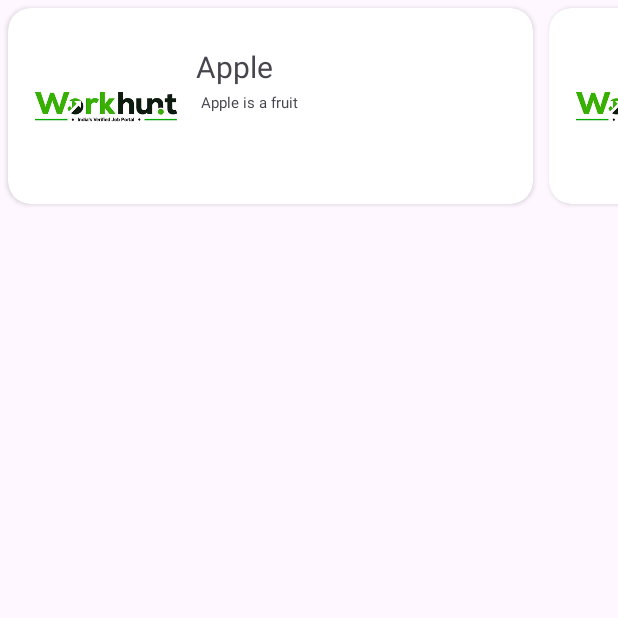
After one commit to deepakcse31/JulyAndroid, an Android app: the RecyclerViewActivity screen opened directly, with no data from a screen before it, on a phone screen of 412 x 824 dp, the top half of it. The commit adds this screen. Run offline under Robolectric (Android 15) with nearby library versions, the phone set to English and light mode, and no system bars.

Commit message:
listview,recyclerview

```diff
--- a/app/src/main/AndroidManifest.xml
+++ b/app/src/main/AndroidManifest.xml
@@ -13,6 +13,12 @@
         android:roundIcon="@mipmap/app_icon_round"
         android:supportsRtl="true"
         android:theme="@style/Theme.JulyAndroid">
+        <activity
+            android:name=".RecyclerViewActivity"
+            android:exported="false" />
+        <activity
+            android:name=".ListViewActivity"
+            android:exported="false" />
         <activity
             android:name=".BottomSheetActivity"
             android:exported="false" />
--- /dev/null
+++ b/app/src/main/java/com/example/julyandroid/MyListData.java
@@ -0,0 +1,37 @@
+package com.example.julyandroid;
+
+public class MyListData {
+    private String name;
+    private String desc;
+    private int img;
+
+    public MyListData(String name, String desc, int img) {
+        this.name = name;
+        this.desc = desc;
+        this.img = img;
+    }
+
+    public String getName() {
+        return name;
+    }
+
+    public String getDesc() {
+        return desc;
+    }
+
+    public int getImg() {
+        return img;
+    }
+
+    public void setName(String name) {
+        this.name = name;
+    }
+
+    public void setDesc(String desc) {
+        this.desc = desc;
+    }
+
+    public void setImg(int img) {
+        this.img = img;
+    }
+}
--- /dev/null
+++ b/app/src/main/java/com/example/julyandroid/RecyclerViewActivity.java
@@ -0,0 +1,51 @@
+package com.example.julyandroid;
+
+import android.annotation.SuppressLint;
+import android.os.Bundle;
+
+import androidx.activity.EdgeToEdge;
+import androidx.appcompat.app.AppCompatActivity;
+import androidx.core.graphics.Insets;
+import androidx.core.view.ViewCompat;
+import androidx.core.view.WindowInsetsCompat;
+import androidx.recyclerview.widget.LinearLayoutManager;
+import androidx.recyclerview.widget.RecyclerView;
+
+import java.util.ArrayList;
+import java.util.List;
+
+public class RecyclerViewActivity extends AppCompatActivity {
+
+    RecyclerView rvlist;
+    List<MyListData> listdata=new ArrayList<>();
+    @SuppressLint("MissingInflatedId")
+    @Override
+    protected void onCreate(Bundle savedInstanceState) {
+        super.onCreate(savedInstanceState);
+        EdgeToEdge.enable(this);
+        setContentView(R.layout.activity_recycler_view);
+        rvlist=findViewById(R.id.rvlist1);
+        listdata.add(new MyListData("Apple","Apple is a fruit",R.drawable.workhunt_new));
+        listdata.add(new MyListData("Mango","Mango is a fruit",R.drawable.workhunt_new));
+        listdata.add(new MyListData("Banana","Banana is a fruit",R.drawable.workhunt_new));
+        listdata.add(new MyListData("Grapes","Grapes is a fruit",R.drawable.workhunt_new));
+        listdata.add(new MyListData("Orange","Orange is a fruit",R.drawable.workhunt_new));
+        listdata.add(new MyListData("Pineapple","Pineapple is a fruit",R.drawable.workhunt_new));
+        listdata.add(new MyListData("Watermelon","Watermelon is a fruit",R.drawable.workhunt_new));
+        listdata.add(new MyListData("Strawberry","Strawberry is a fruit",R.drawable.workhunt_new));
+        listdata.add(new MyListData("Kiwi","Kiwi is a fruit",R.drawable.workhunt_new));
+        listdata.add(new MyListData("Pear","Pear is a fruit",R.drawable.workhunt_new));
+        RecyclerViewAdapter adapter=new RecyclerViewAdapter(listdata,this);
+        rvlist.setHasFixedSize(true);
+        //horizontal
+        rvlist.setLayoutManager(new LinearLayoutManager(this,LinearLayoutManager.HORIZONTAL,false));
+        rvlist.setAdapter(adapter);
+
+
+        ViewCompat.setOnApplyWindowInsetsListener(findViewById(R.id.main), (v, insets) -> {
+            Insets systemBars = insets.getInsets(WindowInsetsCompat.Type.systemBars());
+            v.setPadding(systemBars.left, systemBars.top, systemBars.right, systemBars.bottom);
+            return insets;
+        });
+    }
+}
--- /dev/null
+++ b/app/src/main/java/com/example/julyandroid/RecyclerViewAdapter.java
@@ -0,0 +1,57 @@
+package com.example.julyandroid;
+
+import android.content.Context;
+import android.view.LayoutInflater;
+import android.view.View;
+import android.view.ViewGroup;
+import android.widget.ImageView;
+import android.widget.TextView;
+
+import androidx.annotation.NonNull;
+import androidx.recyclerview.widget.RecyclerView;
+
+import java.util.List;
+
+public class RecyclerViewAdapter extends RecyclerView.Adapter<RecyclerViewAdapter.ViewHolder> {
+
+    private List<MyListData> listdata;
+    private Context context;
+
+    public RecyclerViewAdapter(List<MyListData> listdata, Context context) {
+        this.listdata = listdata;
+        this.context = context;
+    }
+
+    @NonNull
+    @Override
+    public ViewHolder onCreateViewHolder(@NonNull ViewGroup parent, int viewType) {
+        LayoutInflater layoutInflater = LayoutInflater.from(parent.getContext());
+        View listItem= layoutInflater.inflate(R.layout.rv_list_item, parent, false);
+        ViewHolder viewHolder = new ViewHolder(listItem);
+        return viewHolder;
+    }
+
+    @Override
+    public void onBindViewHolder(@NonNull ViewHolder holder, int position) {
+        holder.tvname.setText(listdata.get(position).getName());
+        holder.desc.setText(listdata.get(position).getDesc());
+       // holder.imageView.setImageResource(listdata.get(position).getImg());
+    }
+
+    @Override
+    public int getItemCount() {
+        return listdata.size();
+    }
+
+    public static class ViewHolder extends RecyclerView.ViewHolder {
+        public ImageView imageView;
+        public TextView tvname;
+        public TextView desc;
+        public ViewHolder(@NonNull View itemView) {
+            super(itemView);
+            imageView = (ImageView) itemView.findViewById(R.id.ivimg);
+            tvname = (TextView) itemView.findViewById(R.id.tvname);
+            desc = (TextView) itemView.findViewById(R.id.desc);
+        }
+    }
+}
--- a/app/src/main/java/com/example/julyandroid/SplashActivity.java
+++ b/app/src/main/java/com/example/julyandroid/SplashActivity.java
@@ -27,7 +27,7 @@ public class SplashActivity extends AppCompatActivity {
                 String loginstatus=sharedPreferences.getString("loginstatus","false");
                 if (loginstatus.equals("true"))
                 {
-                    Intent intent=new Intent(getApplicationContext(),BottomSheetActivity.class);
+                    Intent intent=new Intent(getApplicationContext(), RecyclerViewActivity.class);
                     startActivity(intent);
                 }else {
                     Intent intent=new Intent(getApplicationContext(),LoginActivity.class);
--- /dev/null
+++ b/app/src/main/res/layout/activity_recycler_view.xml
@@ -0,0 +1,20 @@
+<?xml version="1.0" encoding="utf-8"?>
+<androidx.constraintlayout.widget.ConstraintLayout xmlns:android="http://schemas.android.com/apk/res/android"
+    xmlns:app="http://schemas.android.com/apk/res-auto"
+    xmlns:tools="http://schemas.android.com/tools"
+    android:id="@+id/main"
+    android:layout_width="match_parent"
+    android:layout_height="match_parent"
+    tools:context=".RecyclerViewActivity">
+
+    <androidx.recyclerview.widget.RecyclerView
+        android:layout_width="match_parent"
+        android:layout_height="match_parent"
+        app:layout_constraintTop_toTopOf="parent"
+        app:layout_constraintStart_toStartOf="parent"
+        app:layout_constraintEnd_toEndOf="parent"
+        app:layout_constraintBottom_toBottomOf="parent"
+        android:id="@+id/rvlist1"
+        />
+
+</androidx.constraintlayout.widget.ConstraintLayout>
--- /dev/null
+++ b/app/src/main/res/layout/rv_list_item.xml
@@ -0,0 +1,48 @@
+<?xml version="1.0" encoding="utf-8"?>
+<androidx.cardview.widget.CardView xmlns:android="http://schemas.android.com/apk/res/android"
+    android:layout_width="350dp"
+    android:layout_height="wrap_content"
+    xmlns:app="http://schemas.android.com/apk/res-auto"
+    android:layout_margin="5dp"
+    app:cardCornerRadius="15dp"
+    android:padding="10dp"
+    android:elevation="15dp">
+
+    <androidx.constraintlayout.widget.ConstraintLayout
+        android:layout_width="match_parent"
+        android:layout_height="match_parent"
+        android:padding="15dp"
+        >
+        <ImageView
+            android:layout_width="100dp"
+            android:layout_height="100dp"
+            app:layout_constraintTop_toTopOf="parent"
+            app:layout_constraintStart_toStartOf="parent"
+            app:layout_constraintBottom_toBottomOf="parent"
+            android:scaleType="fitCenter"
+            android:id="@+id/ivimg"
+            android:src="@drawable/workhunt_new"
+            />
+        <TextView
+            android:layout_width="wrap_content"
+            android:layout_height="wrap_content"
+            app:layout_constraintTop_toTopOf="@+id/ivimg"
+            app:layout_constraintStart_toEndOf="@+id/ivimg"
+            android:layout_marginTop="10dp"
+            android:layout_marginStart="10dp"
+            android:textSize="20dp"
+            android:id="@+id/tvname"
+            />
+
+        <TextView
+            android:layout_width="wrap_content"
+            android:layout_height="wrap_content"
+            app:layout_constraintTop_toBottomOf="@+id/tvname"
+            app:layout_constraintStart_toStartOf="@+id/tvname"
+            android:textSize="10dp"
+            android:layout_margin="3dp"
+            android:id="@+id/desc"
+            />
+    </androidx.constraintlayout.widget.ConstraintLayout>
+
+</androidx.cardview.widget.CardView>
```
Also changed, not shown: app/src/main/java/com/example/julyandroid/ListViewActivity.java (added, +47 -0 lines), app/src/main/res/layout/activity_list_view.xml (added, +19 -0 lines).
